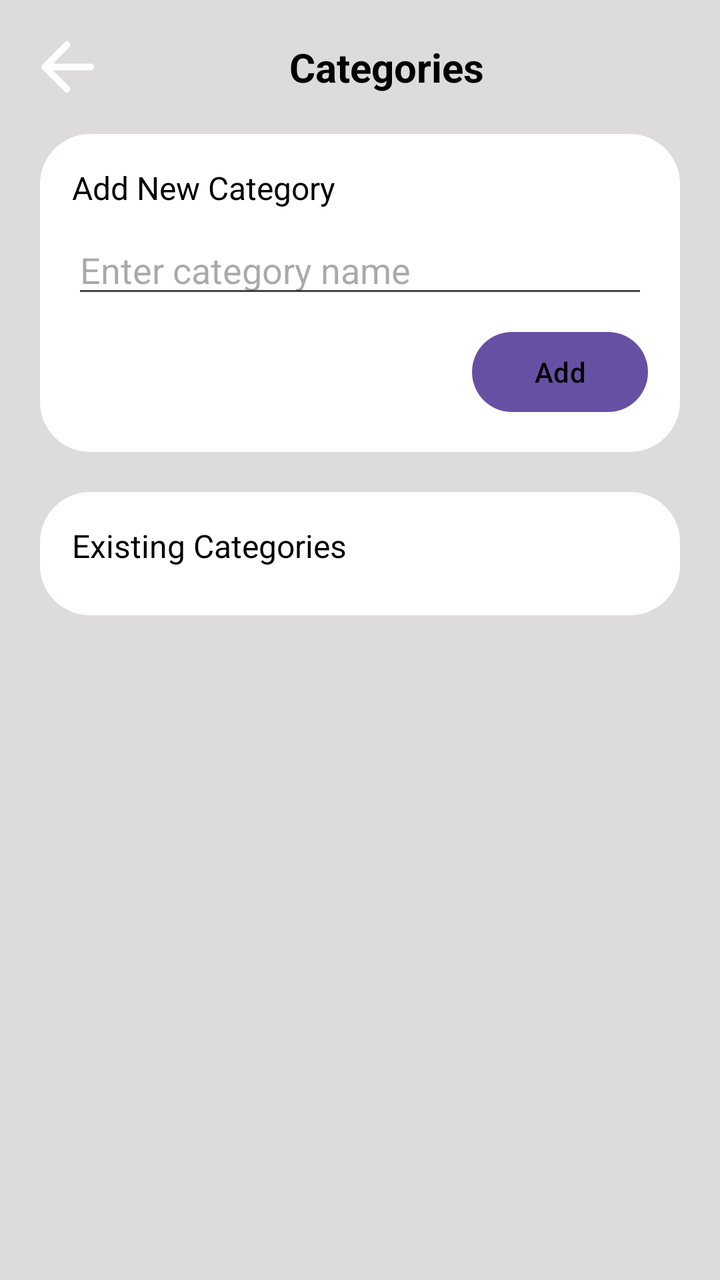
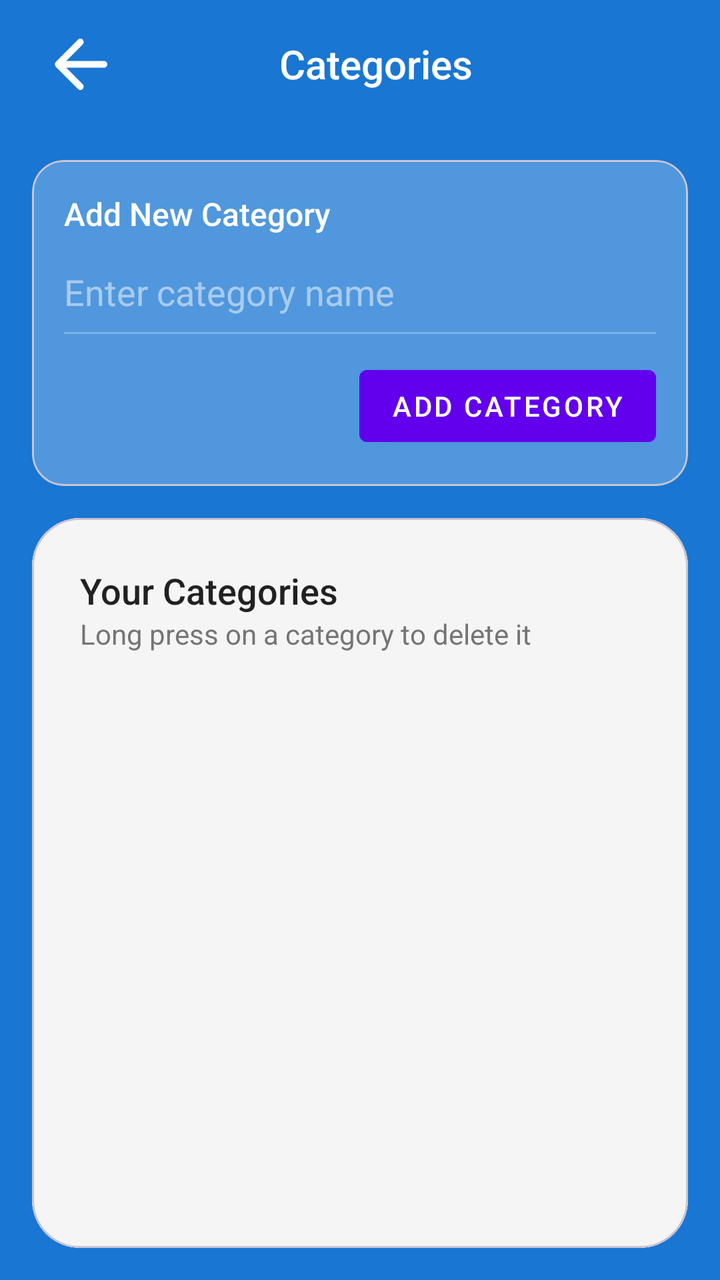

Two renders of the same Android screen: before a commit and after it. Below are the layout's source before the change and the commit's diff.
<!-- AndroidManifest.xml: application theme Theme.Budgeteer -->
<!-- res/layout/activity_category.xml -->
<?xml version="1.0" encoding="utf-8"?>
<androidx.constraintlayout.widget.ConstraintLayout xmlns:android="http://schemas.android.com/apk/res/android"
    xmlns:app="http://schemas.android.com/apk/res-auto"
    xmlns:tools="http://schemas.android.com/tools"
    android:layout_width="match_parent"
    android:layout_height="match_parent"
    android:background="@color/light_backgroud"
    tools:context=".CategoryActivity">

    <LinearLayout
        android:layout_width="match_parent"
        android:layout_height="match_parent"
        android:orientation="vertical"
        android:padding="20dp">

        <LinearLayout
            android:layout_width="match_parent"
            android:layout_height="wrap_content"
            android:orientation="horizontal"
            android:gravity="center_vertical">

            <ImageButton
                android:id="@+id/return_button"
                android:layout_width="wrap_content"
                android:layout_height="wrap_content"
                android:background="@android:color/transparent"
                android:contentDescription="@string/desc_return"
                android:src="@drawable/icon_return" />

            <TextView
                android:layout_width="0dp"
                android:layout_height="wrap_content"
                android:layout_weight="1"
                android:gravity="center"
                android:text="@string/categories"
                android:textColor="@color/black"
                android:textSize="20sp"
                android:textStyle="bold" />

        </LinearLayout>

        <LinearLayout
            android:layout_width="match_parent"
            android:layout_height="wrap_content"
            android:layout_marginTop="20dp"
            android:background="@drawable/card_rounded_background"
            android:orientation="vertical"
            android:padding="16dp">

            <TextView
                android:layout_width="wrap_content"
                android:layout_height="wrap_content"
                android:text="Add New Category"
                android:textColor="@color/black"
                android:textSize="16sp" />

            <EditText
                android:id="@+id/category_input"
                android:layout_width="match_parent"
                android:layout_height="wrap_content"
                android:layout_marginTop="8dp"
                android:hint="Enter category name"
                android:inputType="text"
                android:textColor="@color/black" />

            <Button
                android:id="@+id/add_category_button"
                android:layout_width="wrap_content"
                android:layout_height="wrap_content"
                android:layout_gravity="end"
                android:layout_marginTop="8dp"
                android:text="Add"
                android:textColor="@color/black" />

        </LinearLayout>

        <LinearLayout
            android:layout_width="match_parent"
            android:layout_height="wrap_content"
            android:layout_marginTop="20dp"
            android:background="@drawable/card_rounded_background"
            android:orientation="vertical"
            android:padding="16dp">

            <TextView
                android:layout_width="wrap_content"
                android:layout_height="wrap_content"
                android:text="Existing Categories"
                android:textColor="@color/black"
                android:textSize="16sp" />

            <ListView
                android:id="@+id/category_list"
                android:layout_width="match_parent"
                android:layout_height="wrap_content"
                android:layout_marginTop="8dp"
                android:divider="@color/black"
                android:dividerHeight="1dp" />

        </LinearLayout>

    </LinearLayout>

</androidx.constraintlayout.widget.ConstraintLayout>
<!-- resources referenced by this layout -->
<resources>
  <color name="black">#FF000000</color>
  <color name="light_backgroud">#DDDBDB</color>
  <!-- drawable card_rounded_background (drawable) -->
  <?xml version="1.0" encoding="utf-8"?>
  <shape xmlns:android="http://schemas.android.com/apk/res/android"
      android:shape="rectangle">
      <corners android:radius="25dp"/>
      <solid android:color="@android:color/white"/>
  </shape>
  <!-- drawable icon_return (drawable) -->
  <vector xmlns:android="http://schemas.android.com/apk/res/android"
      android:width="27dp"
      android:height="27dp"
      android:viewportWidth="27"
      android:viewportHeight="27">
      <path
          android:pathData="M12.31,25.81C12.967,26.467 14.033,26.467 14.69,25.81C15.347,25.153 15.348,24.088 14.691,23.43L6.463,15.188L25.313,15.188C26.244,15.188 27,14.432 27,13.5C27,12.568 26.244,11.813 25.313,11.813L6.463,11.813L14.691,3.57C15.348,2.912 15.347,1.847 14.69,1.19C14.033,0.533 12.967,0.533 12.31,1.19L1.414,12.086C0.633,12.867 0.633,14.133 1.414,14.914L12.31,25.81Z"
          android:fillColor="#ffffff"/>
  </vector>
  <string name="categories">Categories</string>
  <string name="desc_return">Return to previous screen</string>
  <style name="Theme.Budgeteer" parent="Base.Theme.Budgeteer" />
  <style name="Base.Theme.Budgeteer" parent="Theme.Material3.DayNight.NoActionBar">
          
          
      </style>
</resources>

<!-- the commit's change to res/layout/activity_category.xml (unified diff, before → after) -->
@@ -4,46 +4,63 @@
     xmlns:tools="http://schemas.android.com/tools"
     android:layout_width="match_parent"
     android:layout_height="match_parent"
-    android:background="@color/light_backgroud"
+    android:background="@color/toolbar_blue"
     tools:context=".CategoryActivity">
 
-    <LinearLayout
+    <androidx.appcompat.widget.Toolbar
+        android:id="@+id/toolbar"
         android:layout_width="match_parent"
-        android:layout_height="match_parent"
-        android:orientation="vertical"
-        android:padding="20dp">
+        android:layout_height="?attr/actionBarSize"
+        app:layout_constraintTop_toTopOf="parent">
 
         <LinearLayout
             android:layout_width="match_parent"
-            android:layout_height="wrap_content"
-            android:orientation="horizontal"
-            android:gravity="center_vertical">
+            android:layout_height="match_parent"
+            android:gravity="center_vertical"
+            android:orientation="horizontal">
 
             <ImageButton
                 android:id="@+id/return_button"
-                android:layout_width="wrap_content"
-                android:layout_height="wrap_content"
-                android:background="@android:color/transparent"
+                android:layout_width="48dp"
+                android:layout_height="48dp"
+                android:background="?attr/selectableItemBackgroundBorderless"
                 android:contentDescription="@string/desc_return"
-                android:src="@drawable/icon_return" />
+                android:padding="12dp"
+                android:src="@drawable/icon_return"
+                app:tint="@color/white" />
 
             <TextView
+                android:id="@+id/title"
                 android:layout_width="0dp"
                 android:layout_height="wrap_content"
                 android:layout_weight="1"
                 android:gravity="center"
                 android:text="@string/categories"
-                android:textColor="@color/black"
+                android:textColor="@color/white"
                 android:textSize="20sp"
-                android:textStyle="bold" />
+                android:fontFamily="sans-serif-medium" />
 
+            <View
+                android:layout_width="48dp"
+                android:layout_height="48dp" />
         </LinearLayout>
+    </androidx.appcompat.widget.Toolbar>
+
+    
+    <com.google.android.material.card.MaterialCardView
+        android:id="@+id/add_card"
+        android:layout_width="match_parent"
+        android:layout_height="wrap_content"
+        android:layout_marginTop="16dp"
+        android:layout_marginHorizontal="16dp"
+        app:cardCornerRadius="16dp"
+        app:cardBackgroundColor="#3DFFFFFF"
+        app:cardElevation="0dp"
+        app:layout_constraintTop_toBottomOf="@id/toolbar">
 
         <LinearLayout
             android:layout_width="match_parent"
             android:layout_height="wrap_content"
-            android:layout_marginTop="20dp"
-            android:background="@drawable/card_rounded_background"
             android:orientation="vertical"
             android:padding="16dp">
 
@@ -51,54 +68,89 @@
                 android:layout_width="wrap_content"
                 android:layout_height="wrap_content"
                 android:text="Add New Category"
-                android:textColor="@color/black"
-                android:textSize="16sp" />
+                android:textColor="@color/white"
+                android:textSize="16sp"
+                android:fontFamily="sans-serif-medium" />
 
             <EditText
                 android:id="@+id/category_input"
                 android:layout_width="match_parent"
                 android:layout_height="wrap_content"
                 android:layout_marginTop="8dp"
+                android:background="@android:color/transparent"
                 android:hint="Enter category name"
+                android:textColorHint="#80FFFFFF"
                 android:inputType="text"
-                android:textColor="@color/black" />
+                android:textColor="@color/white"
+                android:textSize="18sp"
+                android:paddingVertical="8dp"
+                android:importantForAutofill="no" />
+
+            <View
+                android:layout_width="match_parent"
+                android:layout_height="1dp"
+                android:background="#40FFFFFF" />
 
             <Button
                 android:id="@+id/add_category_button"
                 android:layout_width="wrap_content"
                 android:layout_height="wrap_content"
                 android:layout_gravity="end"
-                android:layout_marginTop="8dp"
-                android:text="Add"
-                android:textColor="@color/black" />
+                android:layout_marginTop="12dp"
+                android:text="Add Category"
+                android:textColor="@color/white"
+                android:backgroundTint="@color/primary"
+                style="@style/Widget.MaterialComponents.Button" />
+        </LinearLayout>
+    </com.google.android.material.card.MaterialCardView>
 
-        </LinearLayout>
+    
+    <com.google.android.material.card.MaterialCardView
+        android:id="@+id/categories_card"
+        android:layout_width="match_parent"
+        android:layout_height="0dp"
+        android:layout_marginTop="16dp"
+        android:layout_marginBottom="16dp"
+        android:layout_marginHorizontal="16dp"
+        app:cardCornerRadius="24dp"
+        app:cardElevation="0dp"
+        app:layout_constraintTop_toBottomOf="@id/add_card"
+        app:layout_constraintBottom_toBottomOf="parent">
 
         <LinearLayout
             android:layout_width="match_parent"
-            android:layout_height="wrap_content"
-            android:layout_marginTop="20dp"
-            android:background="@drawable/card_rounded_background"
+            android:layout_height="match_parent"
             android:orientation="vertical"
-            android:padding="16dp">
+            android:background="@color/background">
 
             <TextView
                 android:layout_width="wrap_content"
                 android:layout_height="wrap_content"
-                android:text="Existing Categories"
-                android:textColor="@color/black"
-                android:textSize="16sp" />
+                android:text="Your Categories"
+                android:textColor="@color/text_primary"
+                android:textSize="18sp"
+                android:fontFamily="sans-serif-medium"
+                android:layout_marginTop="24dp"
+                android:layout_marginStart="24dp" />
 
-            <ListView
+            <TextView
+                android:layout_width="wrap_content"
+                android:layout_height="wrap_content"
+                android:text="Long press on a category to delete it"
+                android:textColor="@color/text_secondary"
+                android:textSize="14sp"
+                android:fontFamily="sans-serif"
+                android:layout_marginStart="24dp"
+                android:layout_marginBottom="8dp" />
+
+            <androidx.recyclerview.widget.RecyclerView
                 android:id="@+id/category_list"
                 android:layout_width="match_parent"
-                android:layout_height="wrap_content"
-                android:layout_marginTop="8dp"
-                android:divider="@color/black"
-                android:dividerHeight="1dp" />
-
+                android:layout_height="match_parent"
+                android:layout_margin="8dp"
+                android:padding="8dp"
+                android:clipToPadding="false" />
         </LinearLayout>
-
-    </LinearLayout>
+    </com.google.android.material.card.MaterialCardView>
 
 </androidx.constraintlayout.widget.ConstraintLayout>
<!-- resource entries referenced after the edit -->
@@ -1,14 +1,11 @@
 <!-- resources referenced by this layout -->
 <resources>
-  <color name="black">#FF000000</color>
-  <color name="light_backgroud">#DDDBDB</color>
-  <!-- drawable card_rounded_background (drawable) -->
-  <?xml version="1.0" encoding="utf-8"?>
-  <shape xmlns:android="http://schemas.android.com/apk/res/android"
-      android:shape="rectangle">
-      <corners android:radius="25dp"/>
-      <solid android:color="@android:color/white"/>
-  </shape>
+  <color name="background">#F5F5F5</color>
+  <color name="primary">#6200EE</color>
+  <color name="text_primary">#212121</color>
+  <color name="text_secondary">#757575</color>
+  <color name="toolbar_blue">#1976D2</color>
+  <color name="white">#FFFFFFFF</color>
   <!-- drawable icon_return (drawable) -->
   <vector xmlns:android="http://schemas.android.com/apk/res/android"
       android:width="27dp"
